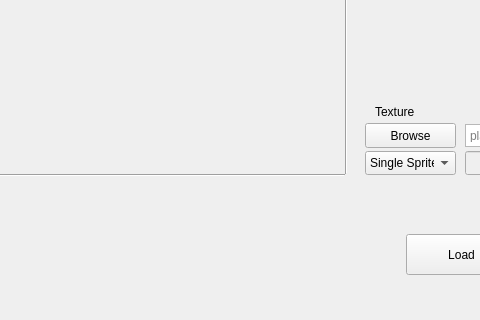
Above: TA_ParticleEditor/TA_ParticleEditor/particleeditor.ui from Stureplan/TA_ParticleEditor before the change; both pictures show x 305 to 785 and y 333 to 653 of the 949 by 653 pixel window. Below: the same form after it.
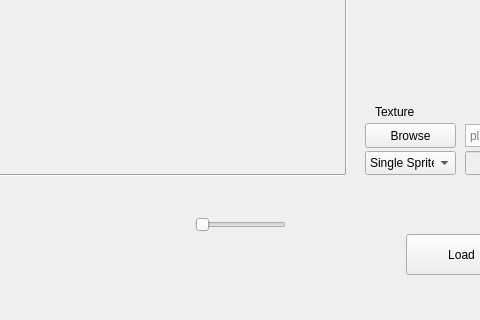
That is the form after the change. Custom widgets are drawn as their Qt base class.

Commit message:
added slider and store slider data
-

```diff
--- a/TA_ParticleEditor/TA_ParticleEditor/particleeditor.ui
+++ b/TA_ParticleEditor/TA_ParticleEditor/particleeditor.ui
@@ -924,6 +924,38 @@
      <bool>true</bool>
     </property>
    </widget>
+   <widget class="QSlider" name="emissionDelaySlider">
+    <property name="geometry">
+     <rect>
+      <x>500</x>
+      <y>530</y>
+      <width>91</width>
+      <height>22</height>
+     </rect>
+    </property>
+    <property name="minimum">
+     <number>1</number>
+    </property>
+    <property name="maximum">
+     <number>100</number>
+    </property>
+    <property name="orientation">
+     <enum>Qt::Horizontal</enum>
+    </property>
+   </widget>
+   <widget class="QLabel" name="label_EmDelaySlide">
+    <property name="geometry">
+     <rect>
+      <x>520</x>
+      <y>510</y>
+      <width>47</width>
+      <height>13</height>
+     </rect>
+    </property>
+    <property name="text">
+     <string/>
+    </property>
+   </widget>
   </widget>
   <widget class="QMenuBar" name="menuBar">
    <property name="geometry">
```
Left out of the diff: 17 changed lines with no effect on the pictures. The commit also changes 4 other files.
